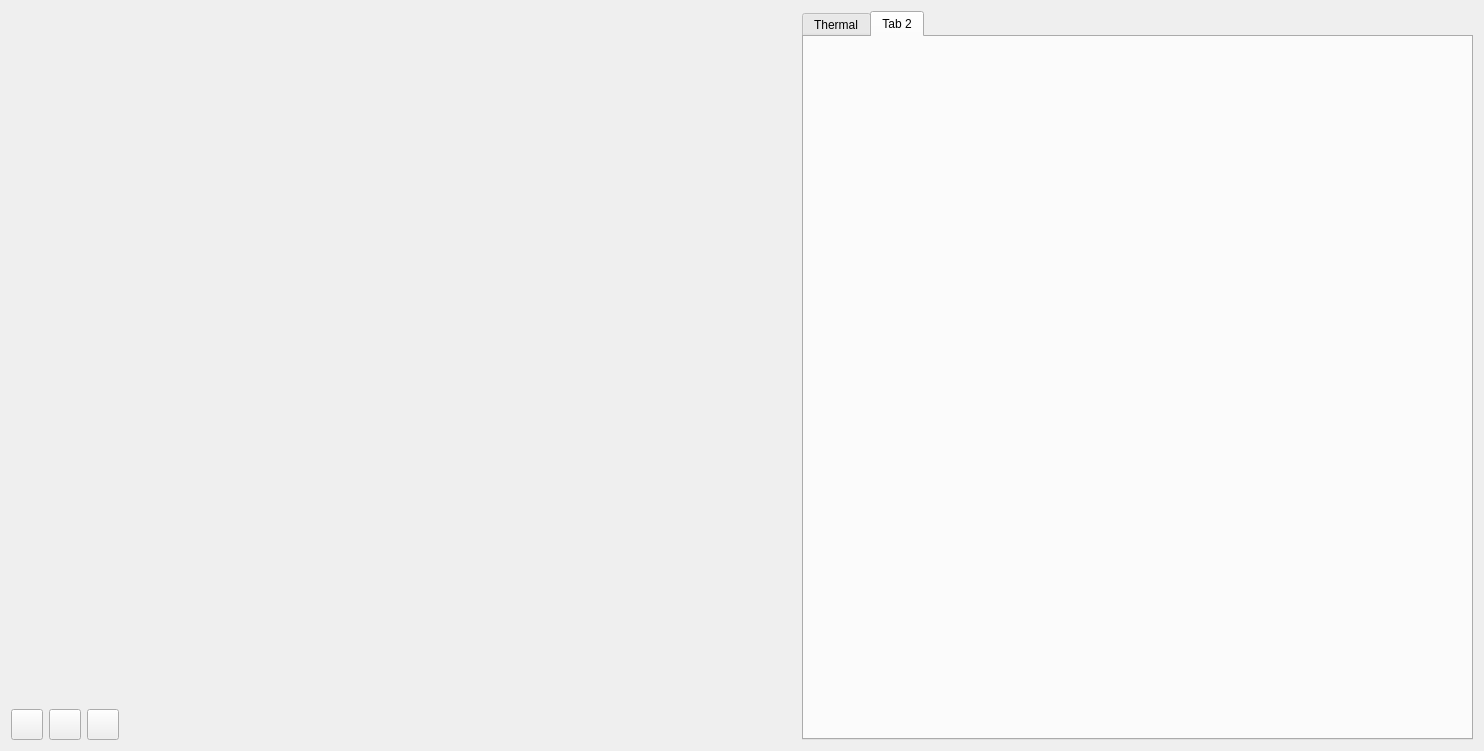
Qt form SIM-VICUS/src/SVDBMaterialsEditWidget.ui (ghorwin/SIM-VICUS) before a commit.
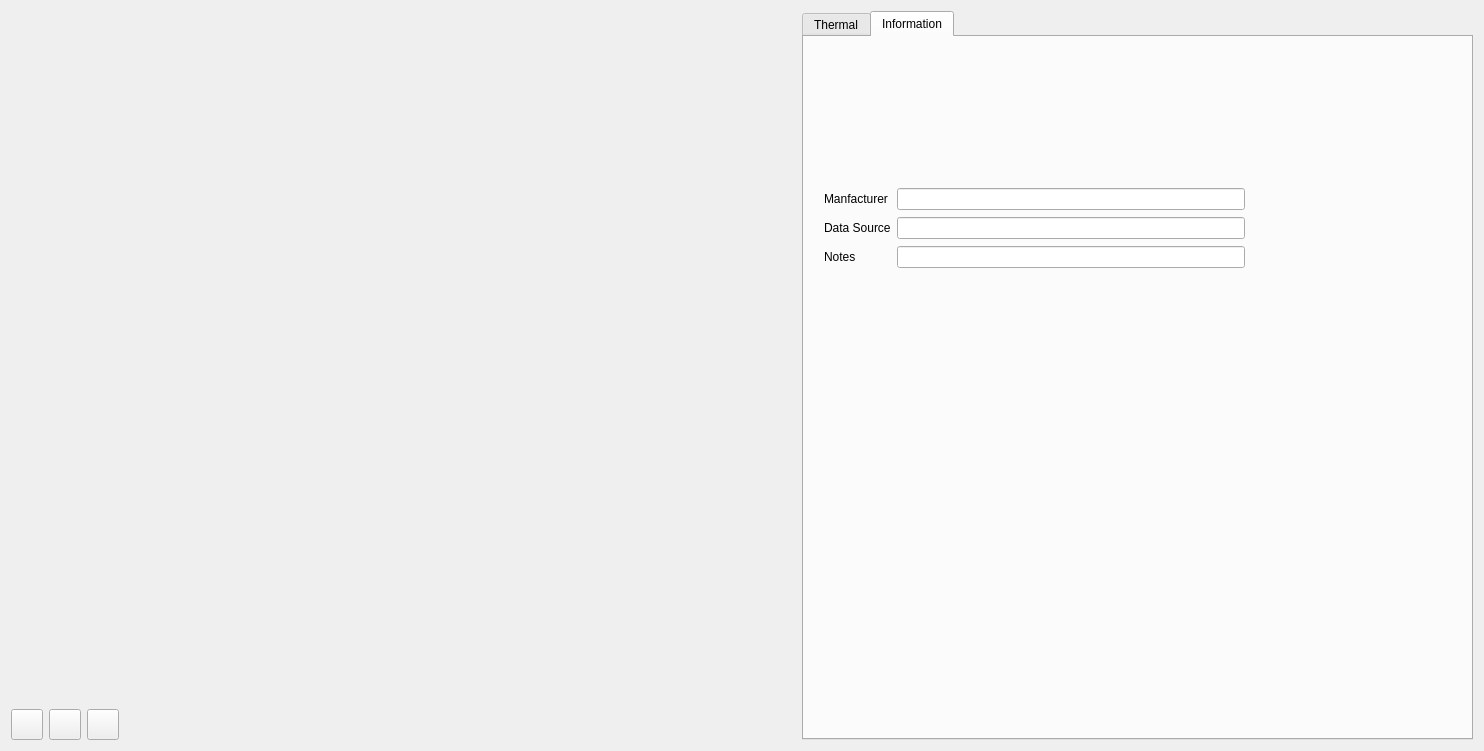
The same form after that commit. The open tabs and pages were chosen to show the change. Icons and pictures are not drawn. Custom widgets are drawn as their Qt base class.

Commit message: edit construction / materials

The edit to the form file:
```diff
--- a/SIM-VICUS/src/SVDBMaterialsEditWidget.ui
+++ b/SIM-VICUS/src/SVDBMaterialsEditWidget.ui
@@ -117,8 +117,62 @@
      </widget>
      <widget class="QWidget" name="tab_2">
       <attribute name="title">
-       <string>Tab 2</string>
+       <string>Information</string>
       </attribute>
+      <widget class="QWidget" name="">
+       <property name="geometry">
+        <rect>
+         <x>20</x>
+         <y>150</y>
+         <width>421</width>
+         <height>83</height>
+        </rect>
+       </property>
+       <layout class="QGridLayout" name="gridLayout_4">
+        <item row="0" column="0">
+         <widget class="QLabel" name="labelDensity_2">
+          <property name="text">
+           <string>Manfacturer</string>
+          </property>
+         </widget>
+        </item>
+        <item row="0" column="1">
+         <widget class="QtExt::ValidatingLineEdit" name="lineEditDensity_2">
+          <property name="text">
+           <string/>
+          </property>
+         </widget>
+        </item>
+        <item row="1" column="0">
+         <widget class="QLabel" name="labelDensity_3">
+          <property name="text">
+           <string>Data Source</string>
+          </property>
+         </widget>
+        </item>
+        <item row="1" column="1">
+         <widget class="QtExt::ValidatingLineEdit" name="lineEditDensity_3">
+          <property name="text">
+           <string/>
+          </property>
+         </widget>
+        </item>
+        <item row="2" column="0">
+         <widget class="QLabel" name="labelDensity_4">
+          <property name="text">
+           <string>Notes</string>
+          </property>
+         </widget>
+        </item>
+        <item row="2" column="1">
+         <widget class="QtExt::ValidatingLineEdit" name="lineEditDensity_4">
+          <property name="text">
+           <string/>
+          </property>
+         </widget>
+        </item>
+       </layout>
+      </widget>
      </widget>
     </widget>
    </item>
```
Left out of the diff: 4 changed lines with no effect on the pictures. The commit also changes 5 other files.
